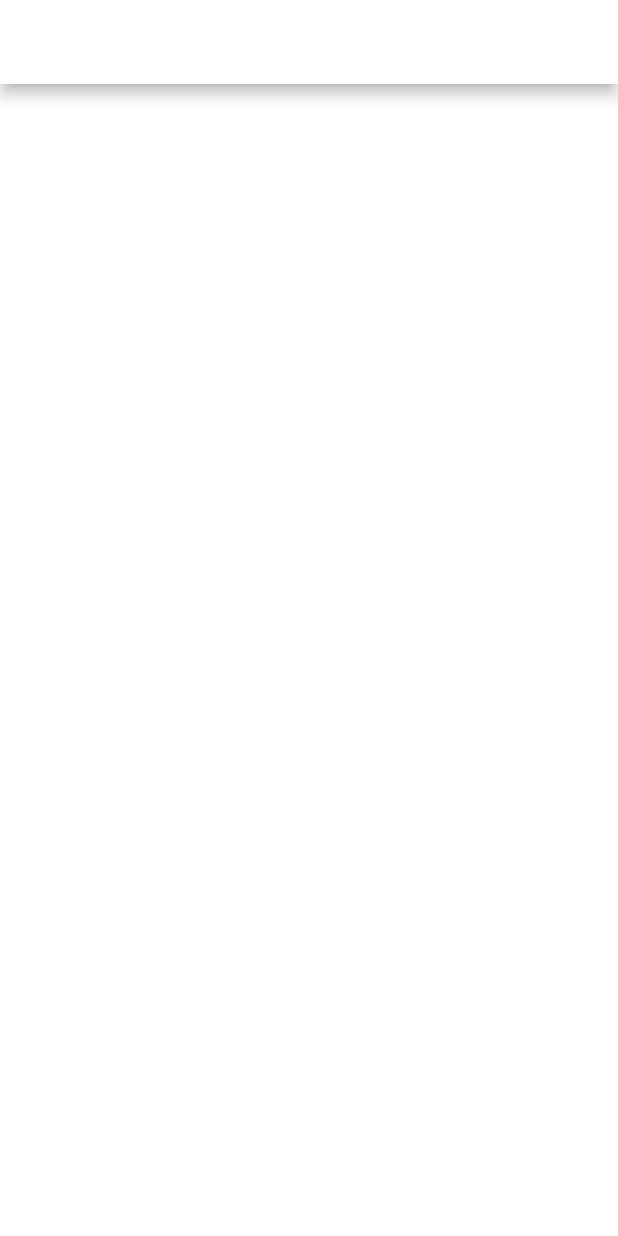
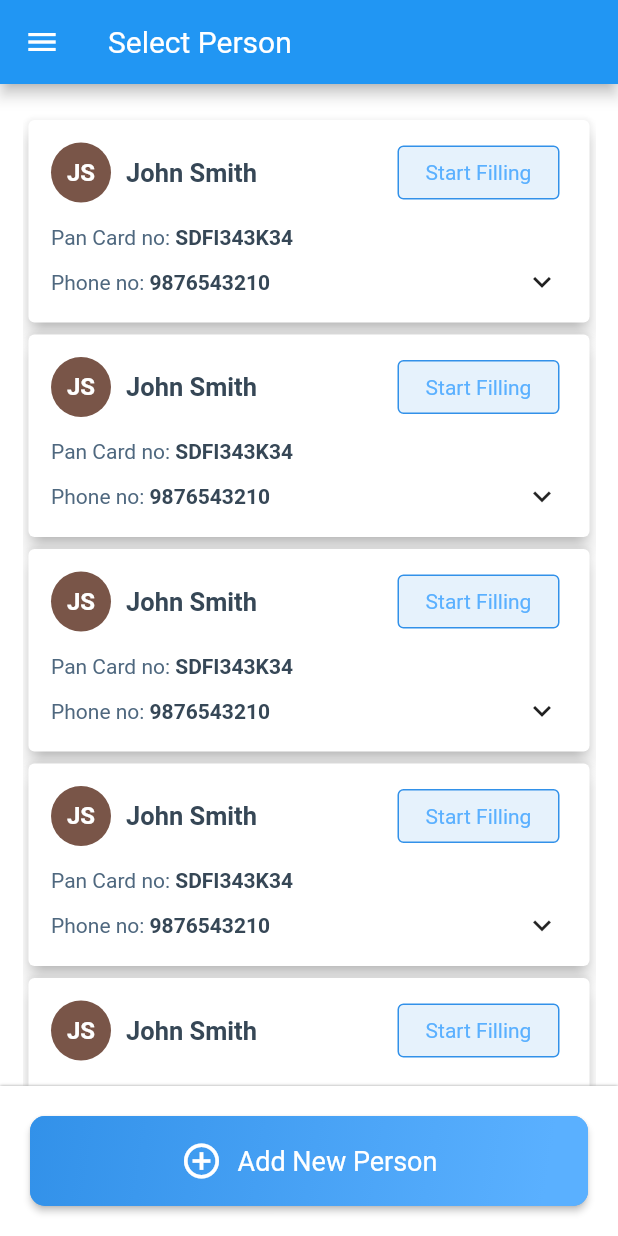
Before and after one commit to null-saurabh/ITR_App, a Flutter app: the SelectPerson screen opened directly, on a phone screen of 412 x 824 dp. Run offline on Flutter 3.47's test engine with Material 2 defaults, Android fonts, the light colour scheme and no system bars.

Commit message:
SelectPersonPage

```diff
--- a/lib/main.dart
+++ b/lib/main.dart
@@ -1,8 +1,8 @@
 import 'package:flutter/material.dart';
 import 'package:flutter/services.dart';
 import 'package:itr_app/model/theme_data.dart';
-import 'package:itr_app/view/screen/login_page.dart';
 import 'package:itr_app/view/screen/otp_page.dart';
+import 'package:itr_app/view/screen/select_person.dart';
 import 'package:itr_app/view/screen/splash_screen.dart';
 import 'package:itr_app/view_model/provider/theme_changer_provider.dart';
 import 'package:provider/provider.dart';
@@ -33,7 +33,7 @@ class MyApp extends StatelessWidget {
       theme: lightTheme,
       darkTheme: darkTheme,
       themeMode:Provider.of<ThemeChanger>(context).themeMode,
-      home: const OtpPage(),
+      home: const Splash(),
     );
   }
 }
--- a/lib/model/theme_data.dart
+++ b/lib/model/theme_data.dart
@@ -8,6 +8,7 @@ ThemeData lightTheme = ThemeData(
   colorScheme: const ColorScheme.light(
     primary: Colors.white,
     secondary: Colors.white,
+    tertiary: Colors.blue
 
   ),
   elevatedButtonTheme: ElevatedButtonThemeData(
@@ -33,6 +34,7 @@ ThemeData darkTheme = ThemeData(
   colorScheme: const ColorScheme.dark(
     primary: Color(0xFF293137),
     secondary: Colors.black,
+    tertiary: (Color(0xFF293137)),
   ),
     elevatedButtonTheme: ElevatedButtonThemeData(
         style: ButtonStyle(
--- a/lib/view/screen/login_page.dart
+++ b/lib/view/screen/login_page.dart
@@ -1,5 +1,6 @@
 import 'package:flutter/material.dart';
 import 'package:itr_app/constants.dart';
+import 'package:itr_app/view/screen/otp_page.dart';
 
 
 class LoginPage extends StatelessWidget {
@@ -162,6 +163,10 @@ class _LoginBoxState extends State<LoginBox> {
                   ElevatedButton(
                     onPressed: () {
                       if (_formKey.currentState!.validate()) {
+                        Navigator.push(
+                            context,
+                            MaterialPageRoute(
+                                builder: (context) => const OtpPage()));
                       }
                     },
                     child: Ink(
--- a/lib/view/screen/select_person.dart
+++ b/lib/view/screen/select_person.dart
@@ -1,6 +1,8 @@
 import 'package:flutter/material.dart';
 import 'package:itr_app/constants.dart';
+import 'package:itr_app/view/utils/card_select_person.dart';
 import 'package:itr_app/view/utils/drawer.dart';
+import 'package:itr_app/view/utils/bottomsheet_add_person.dart';
 import 'package:itr_app/view_model/provider/theme_changer_provider.dart';
 import 'package:provider/provider.dart';
 
@@ -17,20 +19,64 @@ class _SelectPersonState extends State<SelectPerson> {
     // print("1");
     return Scaffold(
       appBar: AppBar(
-        title: Text("Select Person"),
-        actions: [Text("jlkj")],
+        backgroundColor: Theme.of(context).colorScheme.tertiary,
+        title: const Text("Select Person"),
       ),
-      drawer: DrawerUi(),
-
-
+      drawer: const DrawerUi(),
+      bottomNavigationBar: BottomButton(),
       body: Consumer<ThemeChanger>(builder: (context, theme, _) {
-        return Container(
-          height: 300,
-          width: 300,
-          color: homePageContainerColor,
+        return Padding(
+          padding: const EdgeInsets.only(top: 20.0,left: 15,right: 15),
+          child: ListView.builder(itemCount: 10,itemBuilder: (context,index){
+            return SelectPersonCard();
+          }),
         );
       }),
 
     );
   }
 }
+
+
+
+
+
+
+class BottomButton extends StatelessWidget {
+  const BottomButton({
+    super.key,
+  });
+
+  @override
+  Widget build(BuildContext context) {
+    return Container(
+      height: 100,
+      decoration:  BoxDecoration(color:Theme.of(context).colorScheme.primary,boxShadow: [BoxShadow(blurRadius: 1,color: Colors.grey)]),
+        child: Padding(
+          padding: const EdgeInsets.all(20.0),
+          child: ElevatedButton(onPressed: () => showAddPersonBottomSheet(context),style: ButtonStyle(shape: MaterialStateProperty.all(RoundedRectangleBorder(borderRadius: BorderRadius.circular(10)))),child: Ink(
+            decoration: BoxDecoration(
+              gradient: blueGradient,
+              borderRadius: BorderRadius.circular(10.0),
+            ),
+            child: Container(
+              alignment: Alignment.center,
+              constraints: const BoxConstraints(
+                maxWidth: double.infinity,
+                minHeight: 50.0,
+              ),
+              child: const Row(
+                crossAxisAlignment: CrossAxisAlignment.center,
+                mainAxisAlignment: MainAxisAlignment.center,
+                children: [
+                  Icon(Icons.add_circle_outline,size: 28,),
+                  SizedBox(width: 10,),
+                  Text("Add New Person",style: TextStyle(fontSize: 18,fontWeight: FontWeight.w500),),
+
+                ],
+              ),
+            ),
+          ),),
+        ));
+  }
+}
--- a/lib/view/screen/splash_screen.dart
+++ b/lib/view/screen/splash_screen.dart
@@ -35,7 +35,7 @@ class VideoState extends State<Splash> with SingleTickerProviderStateMixin {
       Navigator.pushReplacement(
           context,
           MaterialPageRoute(
-              builder: (context) => const HomePage()));
+              builder: (context) => const LoginPage()));
     }
   }
 
--- /dev/null
+++ b/lib/view/utils/card_select_person.dart
@@ -0,0 +1,141 @@
+import 'dart:math';
+import 'package:flutter/material.dart';
+import 'package:itr_app/constants.dart';
+import 'package:itr_app/view/utils/select_person_extension.dart';
+
+class SelectPersonCard extends StatefulWidget {
+  const SelectPersonCard({
+    super.key,
+  });
+
+  @override
+  State<SelectPersonCard> createState() => _SelectPersonCardState();
+}
+
+class _SelectPersonCardState extends State<SelectPersonCard> with AutomaticKeepAliveClientMixin{
+  int quarterTurns = 1;
+  bool showExtensions = false;
+
+  @override
+  bool get wantKeepAlive => true;
+
+  @override
+  Widget build(BuildContext context) {
+    super.build(context);
+    return Card(
+      elevation: 5,
+      child: Padding(
+        padding:
+            const EdgeInsets.only(top: 15.0, left: 15, right: 20, bottom: 15),
+        child: Container(
+          // height: 110,
+          child: Column(
+            children: [
+              Row(
+                mainAxisAlignment: MainAxisAlignment.spaceBetween,
+                children: [
+                  Row(
+                    children: [
+                      CircleAvatar(
+                        child: Text("JS",
+                            style: TextStyle(
+                                color: Colors.white,
+                                fontSize: 16,
+                                fontWeight: FontWeight.w600)),
+                        backgroundColor: Colors.primaries[
+                            Random().nextInt(Colors.primaries.length)],
+                      ),
+                      SizedBox(
+                        width: 10,
+                      ),
+                      Text("John Smith",
+                          style: TextStyle(
+                              color: selectPersonPageTitleColor,
+                              fontSize: 17,
+                              fontWeight: FontWeight.w600)),
+                    ],
+                  ),
+                  Container(
+                    width: 108,
+                    height: 36,
+                    decoration: BoxDecoration(
+                        border: Border.all(color: Color(0xff3291E9)),
+                        borderRadius: BorderRadius.circular(4),
+                        color: Color(0xff3291E9).withOpacity(0.12)),
+                    child: Center(
+                        child: Text(
+                      "Start Filling",
+                      style: TextStyle(
+                          color: Color(0xff5AB0FF),
+                          fontWeight: FontWeight.w500,
+                          fontSize: 14),
+                    )),
+                  )
+                ],
+              ),
+              SizedBox(
+                height: 15,
+              ),
+              Row(
+                children: [
+                  Text("Pan Card no: ",
+                      style: TextStyle(
+                          color: selectPersonPageSubtitleColor,
+                          fontSize: 14,
+                          fontWeight: FontWeight.w400)),
+                  Text("SDFI343K34",
+                      style: TextStyle(
+                          fontSize: 14,
+                          fontWeight: FontWeight.w600,
+                          color: selectPersonPageTitleColor)),
+                ],
+              ),
+              SizedBox(
+                height: 10,
+              ),
+              Row(
+                mainAxisAlignment: MainAxisAlignment.spaceBetween,
+                children: [
+                  Row(
+                    children: [
+                      Text("Phone no: ",
+                          style: TextStyle(
+                              color: selectPersonPageSubtitleColor,
+                              fontSize: 14,
+                              fontWeight: FontWeight.w400)),
+                      Text("9876543210",
+                          style: TextStyle(
+                              fontSize: 14,
+                              fontWeight: FontWeight.w600,
+                              color: selectPersonPageTitleColor)),
+                    ],
+                  ),
+                  RotatedBox(
+                      quarterTurns: quarterTurns,
+                      child: GestureDetector(
+                        child: Icon(Icons.navigate_next),
+                        onTap: () {
+                          setState(() {
+                            quarterTurns = (quarterTurns == 1) ? 3 : 1;
+                            showExtensions = !showExtensions;
+                          });
+                        },
+                      )),
+                ],
+              ),
+              Visibility(
+                visible: showExtensions,
+                child: Column(
+                  children:[
+                    ...List.generate(2, (index) {
+                        return SelectPersonCardExtension();
+                      }),]
+                ),
+              ),
+            ],
+          ),
+        ),
+      ),
+    );
+  }
+}
--- a/lib/view/utils/login_successful_alert.dart
+++ b/lib/view/utils/login_successful_alert.dart
@@ -1,5 +1,6 @@
 import 'package:flutter/material.dart';
 import 'package:itr_app/constants.dart';
+import 'package:itr_app/view/screen/homepage.dart';
 
 class ShowLoginSuccessfulDialog extends StatelessWidget {
   const ShowLoginSuccessfulDialog({super.key});
@@ -22,7 +23,10 @@ class ShowLoginSuccessfulDialog extends StatelessWidget {
           ElevatedButton(
             style: ButtonStyle(minimumSize:MaterialStateProperty.all(Size(265,42))),
             onPressed: () {
-              Navigator.of(context).pop();
+              Navigator.push(
+                  context,
+                  MaterialPageRoute(
+                      builder: (context) => const HomePage()));
             },
             child:Ink(
               decoration: BoxDecoration(
```
Also changed, not shown: lib/constants.dart (+34 -7 lines), lib/view/screen/homepage.dart (+7 -0 lines), lib/view/utils/bottomsheet_add_person.dart (added, +99 -0 lines), lib/view/utils/select_person_extension.dart (added, +68 -0 lines).
